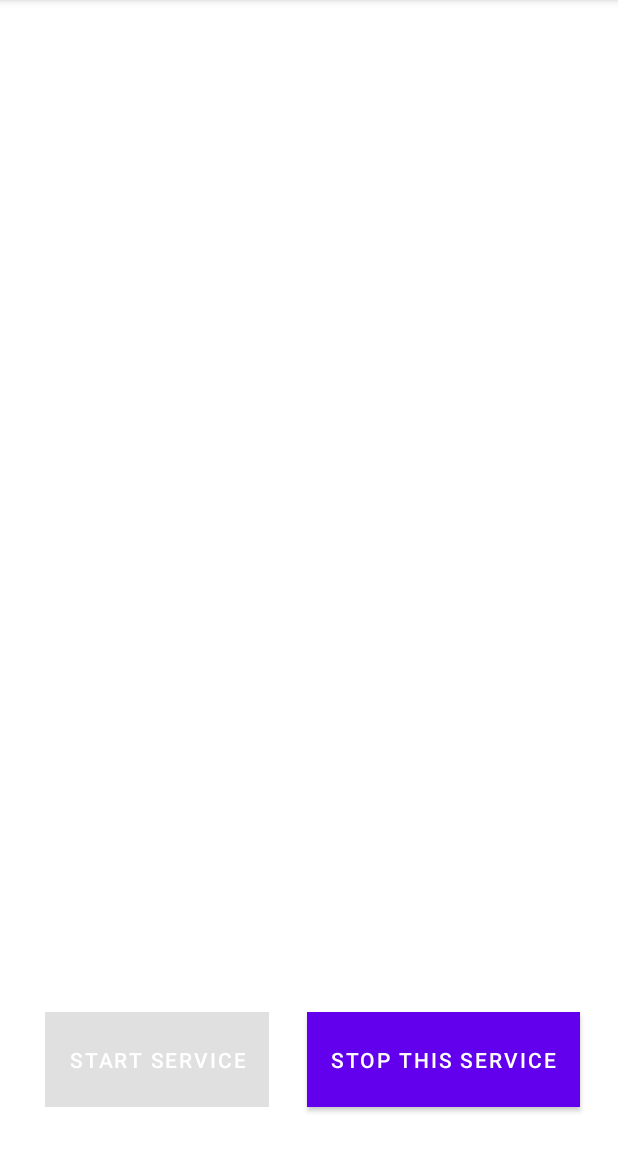
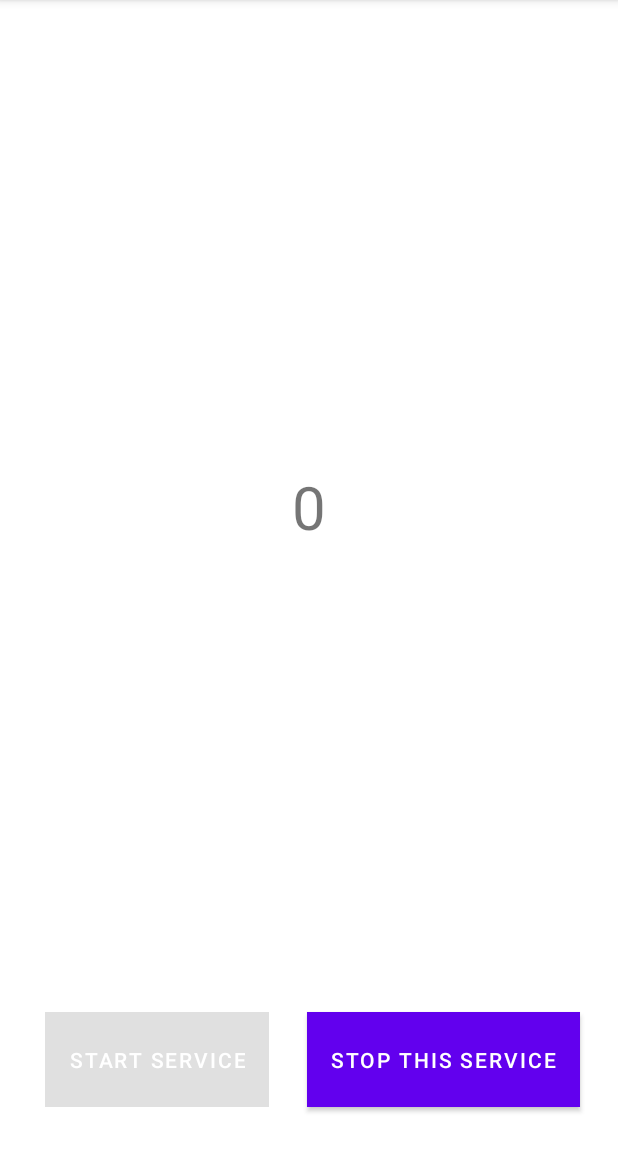
Before and after one commit to MichaelMilich/BordcastTest, an Android app: the screen it shows after launch (MainActivity), on a phone screen of 412 x 824 dp, the part 84-1236 px from its top. Run offline under Robolectric (Android 15) with nearby library versions, the phone set to English and light mode, and no system bars; our stand-ins replace Room's generated code, data binding; 2 statements that could not run were skipped.

Commit message:
Was able to get amount of unlocks done today in the viewModel. I did this using a database function to select all the unlocks after the days begining in miliseconds. For some reason this doesn't work with my brodcast reciver.

```diff
--- a/app/src/main/java/millich/michael/bordcasttest/background/UnlockBroadcastReciver.kt
+++ b/app/src/main/java/millich/michael/bordcasttest/background/UnlockBroadcastReciver.kt
@@ -29,7 +29,6 @@ import millich.michael.bordcasttest.databse.UnlockEvent
 
 object UnlockBroadcastReceiver : BroadcastReceiver() {
 
-
     override fun onReceive(context: Context, intent: Intent) {
         val database = UnlockDatabase.getInstance(context).unlockDatabaseDAO
         val unlockEvent = UnlockEvent()
@@ -37,8 +36,10 @@ object UnlockBroadcastReceiver : BroadcastReceiver() {
             launch {
                 database.Insert(unlockEvent)
                  val newUnlock = database.getLastUnlock()
-                Log.i("Test", "Count = ${newUnlock!!.eventId} at Time = ${formatDateFromMillisecondsLong(newUnlock.eventTime)}")
-               showNotification(context," ${newUnlock.eventId} Unlocks!" ,"Count = ${newUnlock.eventId} at Time = ${formatDateFromMillisecondsLong(newUnlock.eventTime)}")
+                val unlockCount =database.getTodayUnlocksCountAfterTime(getCurrentDateInMilli())
+                Log.i("Test", " ${newUnlock!!.eventId}  unlocks today , last time at = ${formatDateFromMillisecondsLong(
+                    newUnlock.eventTime)}")
+               showNotification(context," ${newUnlock.eventId}   today" ,"last time at = ${formatDateFromMillisecondsLong(newUnlock.eventTime)}")
             }
         }
 
--- a/app/src/main/java/millich/michael/bordcasttest/background/Utills.kt
+++ b/app/src/main/java/millich/michael/bordcasttest/background/Utills.kt
@@ -13,6 +13,9 @@
 // limitations under the License.
 package millich.michael.bordcasttest.background
 
+import android.util.Log
+import androidx.lifecycle.LiveData
+import millich.michael.bordcasttest.databse.UnlockEvent
 import java.text.DateFormat
 import java.text.SimpleDateFormat
 import java.util.*
@@ -36,3 +39,19 @@ fun formatDateFromMillisecondsLong( long: Long) :String
     val date = Date(long)
     return simpleDateFormat.format(date)
 }
+fun getCurrentDateInMilli() : Long{
+    var today = Calendar.getInstance()
+    today.set(Calendar.MILLISECOND,0)
+    today.set(Calendar.SECOND,0)
+    today.set(Calendar.MINUTE,0)
+    today.set(Calendar.HOUR_OF_DAY,0)
+    Log.i("Test", "Today in Milliseconds is ${today.timeInMillis}")
+    return today.timeInMillis
+}
+
+/*
+fun getUnlockCountToday(unlocksToday: LiveData<List<UnlockEvent>>) : Int
+{
+
+}
+*/
--- a/app/src/main/java/millich/michael/bordcasttest/databse/UnlockDatabaseDAO.kt
+++ b/app/src/main/java/millich/michael/bordcasttest/databse/UnlockDatabaseDAO.kt
@@ -56,4 +56,14 @@ interface UnlockDatabaseDAO {
      */
     @Query("SELECT * from unlock_event_table WHERE eventId = :key")
     fun getUnlockEventWithId(key: Long): LiveData<UnlockEvent>
+
+    @Query("SELECT * from unlock_event_table WHERE event_time_milli > :event ORDER BY eventId")
+    fun getUnlocksAfterTime(event : Long) : LiveData<List<UnlockEvent>>
+
+    @Query("SELECT COUNT(*) from  unlock_event_table WHERE event_time_milli > :event ")
+    fun getTodayUnlocksCountAfterTime(event: Long) : LiveData<Int>
+
+    @Query("SELECT COUNT(*) from  unlock_event_table WHERE event_time_milli > :event ")
+    fun getTodayUnlocksCountAfterTimeNoLiveData(event: Long) : Int
+
 }
--- a/app/src/main/java/millich/michael/bordcasttest/home/HomeFragment.kt
+++ b/app/src/main/java/millich/michael/bordcasttest/home/HomeFragment.kt
@@ -10,6 +10,7 @@ import androidx.databinding.DataBindingUtil
 import com.google.android.material.snackbar.Snackbar
 import millich.michael.bordcasttest.R
 import millich.michael.bordcasttest.databinding.HomeFragmentBinding
+import millich.michael.bordcasttest.databse.UnlockDatabase
 
 class HomeFragment : Fragment() {
 
@@ -29,7 +30,8 @@ class HomeFragment : Fragment() {
             false
         )
         val application = requireNotNull(this.activity).application
-        val viewModelFactory = HomeViewModelFactory(application)
+        val databaseDAO = UnlockDatabase.getInstance(application).unlockDatabaseDAO
+        val viewModelFactory = HomeViewModelFactory(application,databaseDAO)
         val viewModel = ViewModelProvider(this,viewModelFactory).get(HomeViewModel::class.java)
         binding.viewModelTest=viewModel
         binding.buttonStartService.setOnClickListener{
--- a/app/src/main/java/millich/michael/bordcasttest/home/HomeViewModel.kt
+++ b/app/src/main/java/millich/michael/bordcasttest/home/HomeViewModel.kt
@@ -14,9 +14,12 @@ import androidx.lifecycle.Transformations
 import millich.michael.bordcasttest.background.MyTestService
 import millich.michael.bordcasttest.background.START_MY_SERVICE
 import millich.michael.bordcasttest.background.STOP_MY_SERVICE
+import millich.michael.bordcasttest.background.getCurrentDateInMilli
 import millich.michael.bordcasttest.databse.UnlockDatabaseDAO
+import millich.michael.bordcasttest.databse.UnlockEvent
+import java.util.*
 
-class HomeViewModel(application: Application) : AndroidViewModel(application) {
+class HomeViewModel(val database: UnlockDatabaseDAO,application: Application) : AndroidViewModel(application) {
     lateinit var _intent : Intent
     @SuppressLint("StaticFieldLeak")
     private val context = getApplication<Application>().applicationContext
@@ -25,7 +28,11 @@ class HomeViewModel(application: Application) : AndroidViewModel(application) {
     val buttonVisible : LiveData<Boolean>
     get() = _buttonsVisible
 
-
+    private val _unlockCount = database.getTodayUnlocksCountAfterTime(getCurrentDateInMilli())
+    val unlockCount : LiveData<Int>
+        get() {
+            return  _unlockCount
+        }
 
     @SuppressLint("StaticFieldLeak")
     private lateinit var mService :MyTestService
@@ -65,12 +72,8 @@ class HomeViewModel(application: Application) : AndroidViewModel(application) {
         _intent.action = STOP_MY_SERVICE
         context.stopService(_intent)
     }
-    private var _showSnackbarEvent = MutableLiveData<Boolean>()
 
-    /**
-     * If this is true, immediately `show()` a toast and call `doneShowingSnackbar()`.
-     */
-    val showSnackBarEvent: LiveData<Boolean>
-        get() = _showSnackbarEvent
+
+
 
 }
--- a/app/src/main/java/millich/michael/bordcasttest/home/HomeViewModelFactory.kt
+++ b/app/src/main/java/millich/michael/bordcasttest/home/HomeViewModelFactory.kt
@@ -6,12 +6,13 @@ import androidx.lifecycle.ViewModelProvider
 import millich.michael.bordcasttest.databse.UnlockDatabaseDAO
 
 class HomeViewModelFactory(
-    private val application: Application
+    private val application: Application,
+    private val databaseDAO: UnlockDatabaseDAO
 ) : ViewModelProvider.Factory {
     @Suppress("unchecked_cast")
     override fun <T : ViewModel?> create(modelClass: Class<T>): T {
         if (modelClass.isAssignableFrom(HomeViewModel::class.java)) {
-            return HomeViewModel(application) as T
+            return HomeViewModel(databaseDAO,application) as T
         }
         throw IllegalArgumentException("Unknown ViewModel class")
     }
--- a/app/src/main/res/layout/home_fragment.xml
+++ b/app/src/main/res/layout/home_fragment.xml
@@ -1,6 +1,7 @@
 <?xml version="1.0" encoding="utf-8"?>
 
-<layout xmlns:android="http://schemas.android.com/apk/res/android"
+<layout xmlns:tools="http://schemas.android.com/tools"
+    xmlns:android="http://schemas.android.com/apk/res/android"
     xmlns:app="http://schemas.android.com/apk/res-auto"
     >
     <data>
@@ -40,5 +41,16 @@
             app:layout_constraintStart_toEndOf="@+id/button_start_service"
             app:layout_constraintTop_toTopOf="@+id/button_start_service" />
 
+        <TextView
+            android:id="@+id/unlock_count_text_box"
+            android:layout_width="wrap_content"
+            android:layout_height="wrap_content"
+            android:text="@{viewModelTest.unlockCount.toString()}"
+            android:textSize="40sp"
+            app:layout_constraintBottom_toTopOf="@+id/button_start_service"
+            app:layout_constraintEnd_toEndOf="parent"
+            app:layout_constraintStart_toStartOf="parent"
+            app:layout_constraintTop_toTopOf="parent" />
+
     </androidx.constraintlayout.widget.ConstraintLayout>
 </layout>
```
